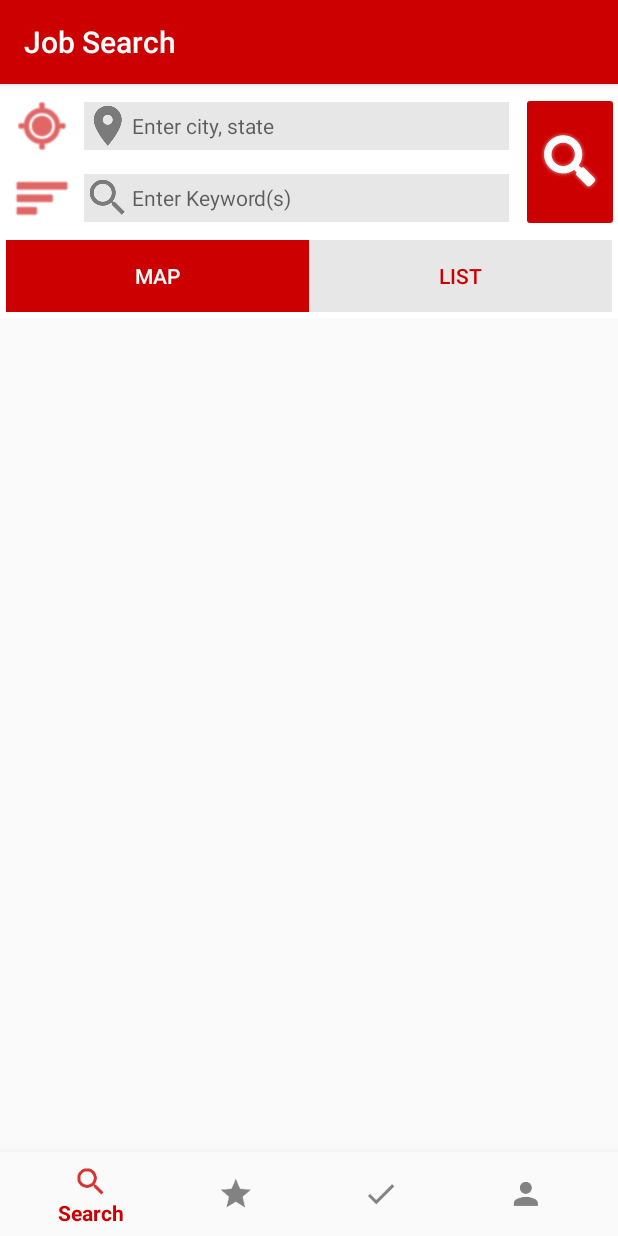
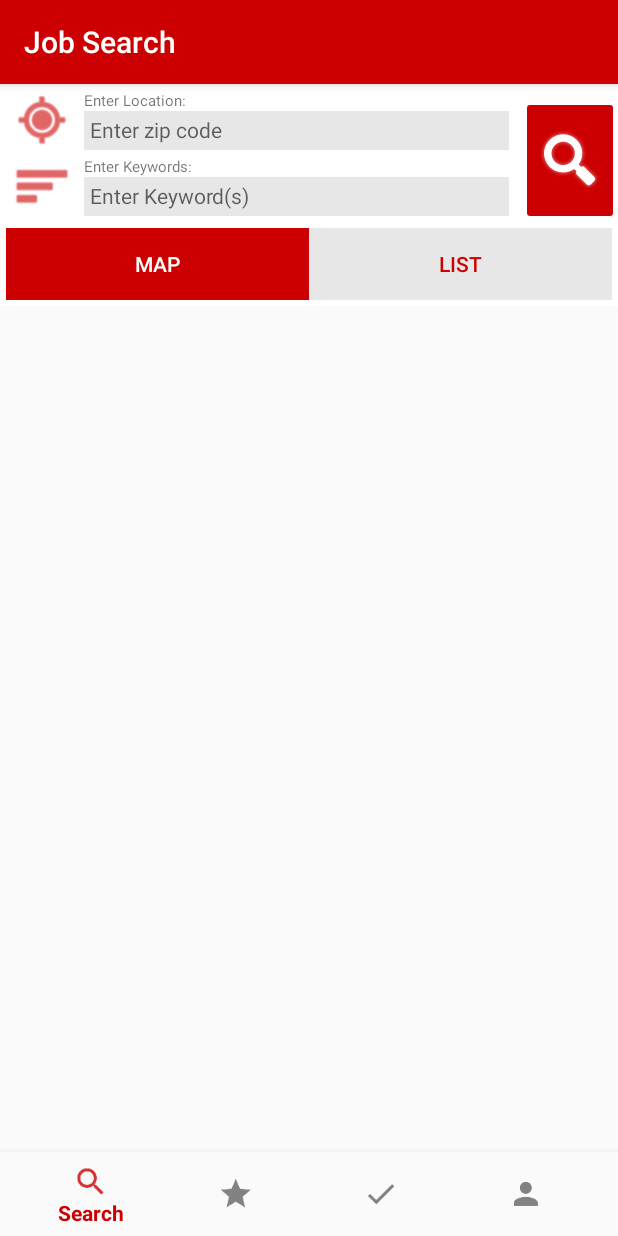
Before and after one commit to KristaAppel/JobSpot, an Android app: the fragment SearchBoxFragment placed in its activity, on a phone screen of 412 x 824 dp. Run offline under Robolectric (Android 15) with nearby library versions, the light colour scheme and no system bars; our stand-ins replace AdMob, Firebase (no records; nobody signed in at launch, a user with empty details on screens opened directly), Volley; libraries missing offline, so code that uses them is left out: com.firebase.client.

Commit message:
Improved Search UI

```diff
--- a/app/src/main/res/layout-land/fragment_search_box.xml
+++ b/app/src/main/res/layout-land/fragment_search_box.xml
@@ -47,6 +47,19 @@
                             android:tint="@color/colorPrimary"
                             app:srcCompat="@android:drawable/ic_menu_mylocation" />
 
+                        <LinearLayout
+                            android:layout_width="match_parent"
+                            android:layout_height="match_parent"
+                            android:orientation="vertical">
+
+                            <TextView
+                                android:layout_width="wrap_content"
+                                android:layout_height="wrap_content"
+                                android:textSize="10dp"
+                                android:text="Enter Location:"
+                                android:layout_marginEnd="8dp"
+                                android:layout_marginStart="8dp"/>
+
                             <EditText
                                 android:id="@+id/et_location"
                                 android:layout_width="match_parent"
@@ -54,15 +67,20 @@
                                 android:layout_gravity="center_vertical"
                                 android:layout_marginEnd="8dp"
                                 android:layout_marginStart="8dp"
+                                android:paddingTop="4dp"
+                                android:paddingBottom="4dp"
+                                android:paddingStart="4dp"
                                 android:background="@android:color/white"
                                 android:backgroundTint="@color/colorLightGrey"
-                            android:drawableStart="@drawable/ic_place"
                                 android:hint="@string/enter_location"
                                 android:iconifiedByDefault="false"
                                 android:queryHint="Enter Location"
                                 android:singleLine="true"
                                 android:textAppearance="@style/TextAppearance.AppCompat"
                                 android:digits="ABCDEFGHIJKLMNOPQRSTUVWXYZabcdefghijklmnopqrstuvwxyz0123456789, "/>
+
+                        </LinearLayout>
+
 
                     </LinearLayout>
 
@@ -86,9 +104,22 @@
                             android:tint="@color/colorPrimary"
                             app:srcCompat="@android:drawable/ic_menu_sort_by_size" />
 
+                        <LinearLayout
+                            android:layout_width="match_parent"
+                            android:layout_height="match_parent"
+                            android:orientation="vertical">
+
+                            <TextView
+                                android:layout_width="wrap_content"
+                                android:layout_height="wrap_content"
+                                android:textSize="10dp"
+                                android:text="Enter Keywords:"
+                                android:layout_marginEnd="8dp"
+                                android:layout_marginStart="8dp"/>
+
                             <EditText
                                 android:id="@+id/et_keywords"
-                            android:layout_width="wrap_content"
+                                android:layout_width="match_parent"
                                 android:layout_height="wrap_content"
                                 android:layout_gravity="center_vertical"
                                 android:layout_marginEnd="8dp"
@@ -96,13 +127,18 @@
                                 android:layout_weight="1"
                                 android:background="@android:color/white"
                                 android:backgroundTint="@color/colorLightGrey"
-                            android:drawableStart="@drawable/ic_search_original"
+                                android:paddingTop="4dp"
+                                android:paddingBottom="4dp"
+                                android:paddingStart="4dp"
                                 android:hint="@string/enter_keyword_s"
                                 android:iconifiedByDefault="false"
                                 android:queryHint="Enter Keyword(s)"
                                 android:singleLine="true"
                                 android:textAppearance="@style/TextAppearance.AppCompat"
                                 android:digits="ABCDEFGHIJKLMNOPQRSTUVWXYZabcdefghijklmnopqrstuvwxyz "/>
+
+                        </LinearLayout>
+
 
                         <ImageButton
                         android:id="@+id/recentButton"
@@ -131,8 +167,8 @@
                     android:layout_height="match_parent"
                     android:orientation="vertical"
                     android:gravity="end"
-                    android:layout_marginTop="5dp"
-                    android:layout_marginBottom="5dp"
+                    android:layout_marginTop="8dp"
+                    android:layout_marginBottom="2dp"
                     android:layout_weight="0.1">
 
                     <ImageButton
--- a/app/src/main/res/layout/fragment_search_box.xml
+++ b/app/src/main/res/layout/fragment_search_box.xml
@@ -32,8 +32,8 @@
                     <LinearLayout
                         android:layout_width="match_parent"
                         android:layout_height="wrap_content"
-                        android:layout_marginBottom="8dp"
-                        android:layout_marginTop="8dp"
+                        android:layout_marginBottom="4dp"
+                        android:layout_marginTop="4dp"
                         android:orientation="horizontal">
 
                         <ImageButton
@@ -47,6 +47,19 @@
                             android:tint="@color/colorPrimary"
                             app:srcCompat="@android:drawable/ic_menu_mylocation" />
 
+                        <LinearLayout
+                            android:layout_width="match_parent"
+                            android:layout_height="match_parent"
+                            android:orientation="vertical">
+
+                            <TextView
+                                android:layout_width="wrap_content"
+                                android:layout_height="wrap_content"
+                                android:textSize="10dp"
+                                android:text="Enter Location:"
+                                android:layout_marginEnd="8dp"
+                                android:layout_marginStart="8dp"/>
+
                             <EditText
                                 android:id="@+id/et_location"
                                 android:layout_width="match_parent"
@@ -54,15 +67,20 @@
                                 android:layout_gravity="center_vertical"
                                 android:layout_marginEnd="8dp"
                                 android:layout_marginStart="8dp"
+                                android:paddingTop="4dp"
+                                android:paddingBottom="4dp"
+                                android:paddingStart="4dp"
                                 android:background="@android:color/white"
                                 android:backgroundTint="@color/colorLightGrey"
-                            android:drawableStart="@drawable/ic_place"
                                 android:hint="@string/enter_location"
                                 android:iconifiedByDefault="false"
                                 android:queryHint="Enter Location"
                                 android:singleLine="true"
                                 android:textAppearance="@style/TextAppearance.AppCompat"
                                 android:digits="ABCDEFGHIJKLMNOPQRSTUVWXYZabcdefghijklmnopqrstuvwxyz0123456789, "/>
+
+                        </LinearLayout>
+
 
                     </LinearLayout>
 
@@ -86,9 +104,22 @@
                             android:tint="@color/colorPrimary"
                             app:srcCompat="@android:drawable/ic_menu_sort_by_size" />
 
+                        <LinearLayout
+                            android:layout_width="match_parent"
+                            android:layout_height="match_parent"
+                            android:orientation="vertical">
+
+                            <TextView
+                                android:layout_width="wrap_content"
+                                android:layout_height="wrap_content"
+                                android:textSize="10dp"
+                                android:text="Enter Keywords:"
+                                android:layout_marginEnd="8dp"
+                                android:layout_marginStart="8dp"/>
+
                             <EditText
                                 android:id="@+id/et_keywords"
-                            android:layout_width="wrap_content"
+                                android:layout_width="match_parent"
                                 android:layout_height="wrap_content"
                                 android:layout_gravity="center_vertical"
                                 android:layout_marginEnd="8dp"
@@ -96,13 +127,18 @@
                                 android:layout_weight="1"
                                 android:background="@android:color/white"
                                 android:backgroundTint="@color/colorLightGrey"
-                            android:drawableStart="@drawable/ic_search_original"
+                                android:paddingTop="4dp"
+                                android:paddingBottom="4dp"
+                                android:paddingStart="4dp"
                                 android:hint="@string/enter_keyword_s"
                                 android:iconifiedByDefault="false"
                                 android:queryHint="Enter Keyword(s)"
                                 android:singleLine="true"
                                 android:textAppearance="@style/TextAppearance.AppCompat"
                                 android:digits="ABCDEFGHIJKLMNOPQRSTUVWXYZabcdefghijklmnopqrstuvwxyz "/>
+
+                        </LinearLayout>
+
 
                         <ImageButton
                             android:id="@+id/recentButton"
@@ -131,8 +167,8 @@
                     android:layout_height="match_parent"
                     android:orientation="vertical"
                     android:gravity="end"
-                    android:layout_marginTop="5dp"
-                    android:layout_marginBottom="5dp"
+                    android:layout_marginTop="8dp"
+                    android:layout_marginBottom="2dp"
                     android:layout_weight="0.1">
 
                     <ImageButton
--- a/app/src/main/res/values/strings.xml
+++ b/app/src/main/res/values/strings.xml
@@ -23,7 +23,7 @@
     <string name="powered_bycareeronestop">Powered byCareerOneStop</string>
     <string name="share">share</string>
     <string name="save">save</string>
-    <string name="enter_location">Enter city, state</string>
+    <string name="enter_location">Enter zip code</string>
     <string name="enter_keyword_s">Enter Keyword(s)</string>
     <string name="map">Map</string>
     <string name="list">List</string>
```
Lines whose indentation alone changed are shown as unchanged.
